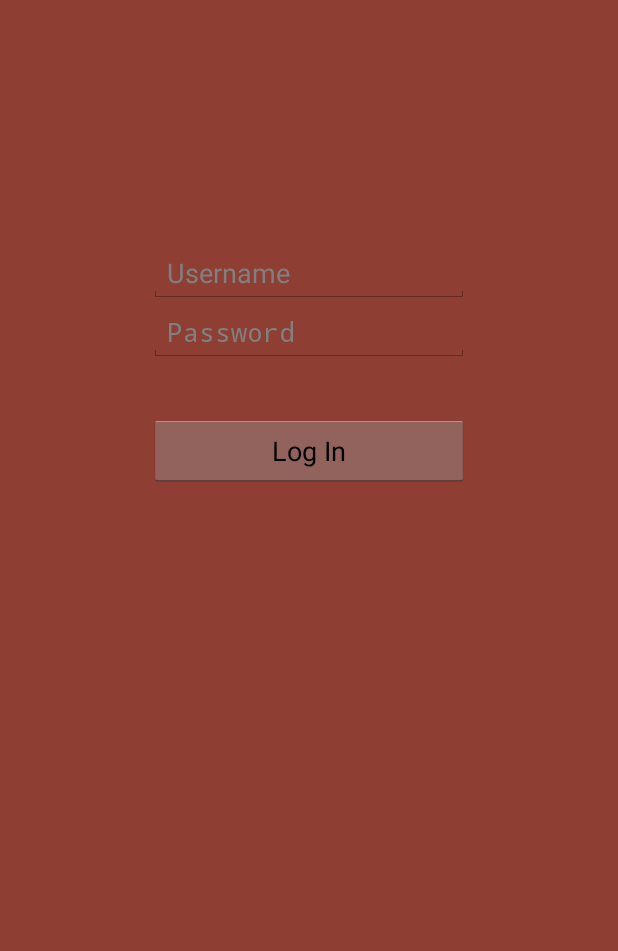
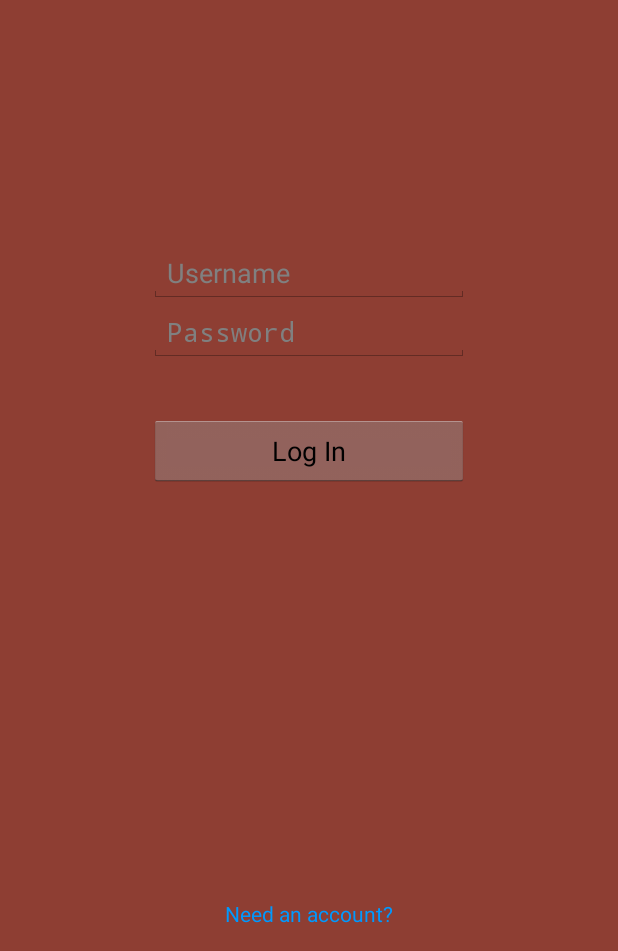
Before and after one commit to jboulter11/MeNextAndroid, an Android app: the screen it shows after launch (UserCredentialsActivity), on a phone screen of 412 x 824 dp, the part 285-1236 px from its top. Run offline under Robolectric (Android 15) with nearby library versions, the phone set to English and light mode, and no system bars; 2 statements that could not run were skipped.

Commit message:
Changed ActionBar Add to Queue Icon
Action bar icon is Google's standard holo light add to queue icon.

```diff
--- a/MeNextAndroid/src/main/java/com/jimboulter/menextandroid/NavigationDrawerFragment.java
+++ b/MeNextAndroid/src/main/java/com/jimboulter/menextandroid/NavigationDrawerFragment.java
@@ -20,6 +20,8 @@ import android.widget.AdapterView;
 import android.widget.ArrayAdapter;
 import android.widget.ListView;
 import android.widget.Toast;
+
+import java.util.ArrayList;
 
 /**
  * Fragment used for managing interactions for and presentation of a navigation drawer.
@@ -98,15 +100,21 @@ public class NavigationDrawerFragment extends Fragment {
                 selectItem(position);
             }
         });
+
+        //TODO: adapt drawer ListView contents to Group names
+        int numGroups = 3;
+        ArrayList<String> groupList = new ArrayList<String>();
+        for(int i=1; i<=numGroups; ++i)
+        {
+            groupList.add(getString(R.string.title_section) + " " + Integer.toString(i));
+        }
+
+        assert getActionBar().getThemedContext() != null; //assert we've got a context
         mDrawerListView.setAdapter(new ArrayAdapter<String>(
                 getActionBar().getThemedContext(),
                 android.R.layout.simple_list_item_activated_1,
                 android.R.id.text1,
-                new String[]{
-                        getString(R.string.title_section1),
-                        getString(R.string.title_section2),
-                        getString(R.string.title_section3),
-                }));
+                groupList));
         mDrawerListView.setItemChecked(mCurrentSelectedPosition, true);
         return mDrawerListView;
     }
@@ -248,7 +256,7 @@ public class NavigationDrawerFragment extends Fragment {
             return true;
         }
 
-        if (item.getItemId() == R.id.action_example) {
+        if (item.getItemId() == R.id.add_url_action) {
             assert getActivity() != null;
             Toast.makeText(getActivity(), "Example action.", Toast.LENGTH_SHORT).show();
             return true;
--- a/MeNextAndroid/src/main/res/layout/user_credentials_activity.xml
+++ b/MeNextAndroid/src/main/res/layout/user_credentials_activity.xml
@@ -51,4 +51,17 @@
         android:layout_alignEnd="@+id/passwordText"
         android:layout_alignLeft="@+id/passwordText"
         android:layout_alignStart="@+id/passwordText" />
+
+    <TextView
+        android:layout_width="wrap_content"
+        android:layout_height="wrap_content"
+        android:textAppearance="?android:attr/textAppearanceSmall"
+        android:text="@string/register"
+        android:id="@+id/registerLink"
+        android:layout_alignParentBottom="true"
+        android:layout_centerHorizontal="true"
+        android:layout_marginBottom="15dp"
+        android:clickable="true"
+        android:onClick="registerMeClick"
+        android:textColor="#0099FF"/>
 </RelativeLayout>
--- a/MeNextAndroid/src/main/res/menu/main.xml
+++ b/MeNextAndroid/src/main/res/menu/main.xml
@@ -1,9 +1,10 @@
 <menu xmlns:android="http://schemas.android.com/apk/res/android"
     xmlns:tools="http://schemas.android.com/tools"
     tools:context="com.jimboulter.menextandroid.MainActivity" >
-    <item android:id="@+id/action_example"
-        android:title="@string/action_example"
-        android:showAsAction="withText|ifRoom" />
+    <item android:id="@+id/add_url_action"
+        android:title="@string/add_url"
+        android:showAsAction="ifRoom"
+        android:icon="@drawable/ic_action_add_to_queue"/>
     <item android:id="@+id/action_settings"
         android:title="@string/action_settings"
         android:orderInCategory="100"
--- a/MeNextAndroid/src/main/res/values/strings.xml
+++ b/MeNextAndroid/src/main/res/values/strings.xml
@@ -2,12 +2,10 @@
 <resources>
 
     <string name="app_name">MeNext</string>
-    <string name="title_section1">Section 1</string>
-    <string name="title_section2">Section 2</string>
-    <string name="title_section3">Section 3</string>
+    <string name="title_section">Section</string>
     <string name="navigation_drawer_open">Open navigation drawer</string>
     <string name="navigation_drawer_close">Close navigation drawer</string>
-    <string name="action_example">Example action</string>
+    <string name="add_url">Submit Content</string>
     <string name="action_settings">Settings</string>
 
     //MY STRINGS
@@ -26,6 +24,8 @@
     <string name="url">URL</string>
     <string name="groups">groups</string>
     <string name="select_a_group">Select a group:</string>
+    <string name="register">Need an account?</string>
+    <string name="register_link">http://jimboulter.com</string>
 
     //ERRORS
     <string name="no_groups_error">No Groups!</string>
```
Also changed, not shown: MeNextAndroid/src/main/java/com/jimboulter/menextandroid/MainActivity.java (+9 -24 lines), MeNextAndroid/src/main/java/com/jimboulter/menextandroid/UserCredentialsActivity.java (+8 -0 lines), MeNextAndroid/src/main/res/drawable-hdpi/ic_action_add_to_queue.png (added), MeNextAndroid/src/main/res/drawable-mdpi/ic_action_add_to_queue.png (added), MeNextAndroid/src/main/res/drawable-xhdpi/ic_action_add_to_queue.png (added), MeNextAndroid/src/main/res/drawable-xxhdpi/ic_action_add_to_queue.png (added).
